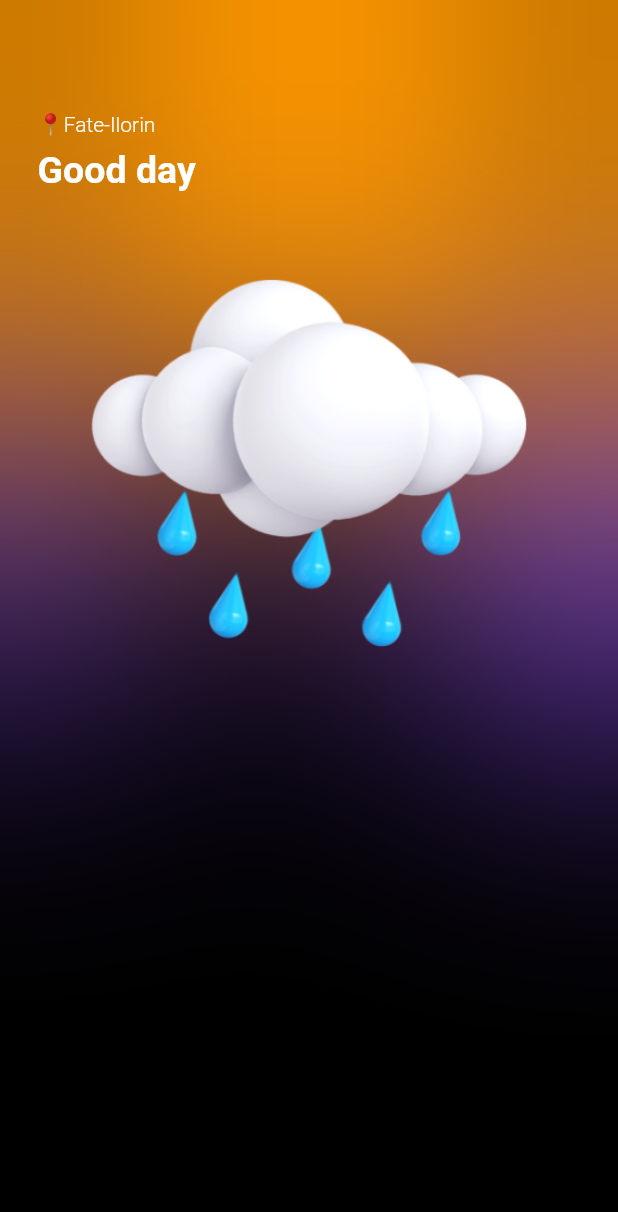
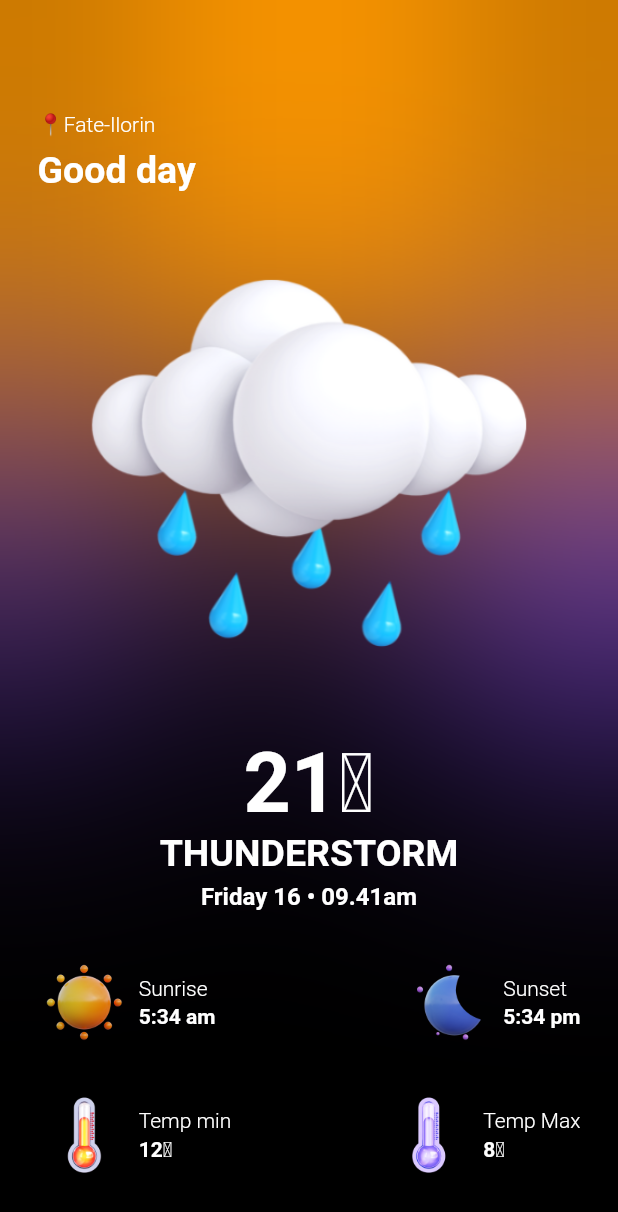
Before and after one commit to Tosin2289/Weather-app, a Flutter app: the screen it shows after launch, after a tap on "Search", on a phone screen of 412 x 824 dp. Shown: the top 1212 px of the screen. Run offline on Flutter 3.47's test engine with Material 2 defaults, Android fonts, the phone set to English and light mode, and no system bars; our stand-ins replace flutter_animate, geocoding, geolocator, get.

Commit message:
weather screen ui redesign

```diff
--- a/lib/main.dart
+++ b/lib/main.dart
@@ -1,4 +1,5 @@
 import 'package:flutter/material.dart';
+import 'package:get/get.dart';
 import 'package:weather_app/pages/search_page.dart';
 import 'package:weather_app/pages/weather_Page.dart';
 
@@ -11,7 +12,9 @@ class MyApp extends StatelessWidget {
 
   @override
   Widget build(BuildContext context) {
-    return MaterialApp(
+    return GetMaterialApp(
+      defaultTransition: Transition.rightToLeftWithFade,
+      transitionDuration: const Duration(milliseconds: 1000),
       title: 'Weather app',
       debugShowCheckedModeBanner: false,
       theme: ThemeData(
--- a/lib/pages/search_page.dart
+++ b/lib/pages/search_page.dart
@@ -3,6 +3,7 @@ import 'dart:ui';
 import 'package:flutter/material.dart';
 import 'package:flutter/services.dart';
 import 'package:flutter_animate/flutter_animate.dart';
+import 'package:get/get.dart';
 import 'package:weather_app/pages/weather_Page.dart';
 
 class SearchPage extends StatelessWidget {
@@ -181,14 +182,9 @@ class SearchPage extends StatelessWidget {
                                                 borderRadius:
                                                     BorderRadius.circular(12))),
                                         onPressed: () {
-                                          Navigator.push(context,
-                                              MaterialPageRoute(
-                                            builder: (context) {
-                                              return HomePage(
-                                                  locations:
-                                                      weatherController.text);
-                                            },
-                                          ));
+                                          Get.to(() => HomePage(
+                                              locations:
+                                                  weatherController.text));
                                         },
                                         child: const Text(
                                           "Search",
--- a/lib/pages/weather_Page.dart
+++ b/lib/pages/weather_Page.dart
@@ -1,10 +1,11 @@
 import 'dart:ui';
-
 import 'package:flutter/material.dart';
 import 'package:flutter/services.dart';
-import 'package:lottie/lottie.dart';
 import 'package:weather_app/models/weather_model.dart';
 import 'package:weather_app/services/weather_service.dart';
+import 'package:weather_app/utils/weather_tile_2.dart';
+
+import '../utils/weather_tile_1.dart';
 
 class HomePage extends StatefulWidget {
   final String locations;
@@ -110,8 +111,8 @@ class _HomePageState extends State<HomePage> {
                 child: Column(
                   crossAxisAlignment: CrossAxisAlignment.start,
                   children: [
-                    Padding(
-                      padding: const EdgeInsets.only(top: 50),
+                    const Padding(
+                      padding: EdgeInsets.only(top: 50),
                       child: Text(
                         '📍Fate-Ilorin',
                         style: TextStyle(
@@ -128,7 +129,76 @@ class _HomePageState extends State<HomePage> {
                           fontSize: 25,
                           fontWeight: FontWeight.bold),
                     ),
-                    Image.asset('assets/images/rain.png')
+                    Image.asset('assets/images/rain.png'),
+                    const Center(
+                      child: Text(
+                        '21℃',
+                        style: TextStyle(
+                            color: Colors.white,
+                            fontSize: 55,
+                            fontWeight: FontWeight.w600),
+                      ),
+                    ),
+                    Center(
+                      child: Text(
+                        'Thunderstorm'.toUpperCase(),
+                        style: const TextStyle(
+                            color: Colors.white,
+                            fontSize: 25,
+                            fontWeight: FontWeight.w600),
+                      ),
+                    ),
+                    const SizedBox(
+                      height: 5,
+                    ),
+                    const Center(
+                      child: Text(
+                        'Friday 16 • 09.41am',
+                        style: TextStyle(
+                            color: Colors.white,
+                            fontSize: 16,
+                            fontWeight: FontWeight.w600),
+                      ),
+                    ),
+                    const SizedBox(
+                      height: 30,
+                    ),
+                    Row(
+                      mainAxisAlignment: MainAxisAlignment.spaceBetween,
+                      children: const [
+                        WeatherTile1(
+                          image: 'assets/images/sunicon.png',
+                          time: '5:34 am',
+                          title: 'Sunrise',
+                        ),
+                        WeatherTile1(
+                          image: 'assets/images/moonicon.png',
+                          time: '5:34 pm',
+                          title: 'Sunset',
+                        ),
+                      ],
+                    ),
+                    const Padding(
+                      padding: EdgeInsets.symmetric(vertical: 5.0),
+                      child: Divider(
+                        color: Colors.transparent,
+                      ),
+                    ),
+                    Row(
+                      mainAxisAlignment: MainAxisAlignment.spaceBetween,
+                      children: const [
+                        WeatherTile2(
+                          image: 'assets/images/hottemp.png',
+                          subtitle: '12℃',
+                          title: 'Temp min',
+                        ),
+                        WeatherTile2(
+                          image: 'assets/images/cooltemp.png',
+                          subtitle: '8℃',
+                          title: 'Temp Max',
+                        ),
+                      ],
+                    ),
                   ],
                 ),
               )
--- /dev/null
+++ b/lib/utils/weather_tile_1.dart
@@ -0,0 +1,41 @@
+import 'package:flutter/material.dart';
+
+class WeatherTile1 extends StatelessWidget {
+  const WeatherTile1({
+    Key? key,
+    required this.time,
+    required this.image,
+    required this.title,
+  }) : super(key: key);
+  final String image, title, time;
+  @override
+  Widget build(BuildContext context) {
+    return Row(
+      children: [
+        Image.asset(
+          image,
+          scale: 8,
+        ),
+        const SizedBox(
+          width: 5,
+        ),
+        Column(
+          crossAxisAlignment: CrossAxisAlignment.start,
+          children: [
+            Text(
+              title,
+              style: const TextStyle(
+                  color: Colors.white, fontWeight: FontWeight.w300),
+            ),
+            const SizedBox(
+              height: 3,
+            ),
+            Text(time,
+                style: const TextStyle(
+                    color: Colors.white, fontWeight: FontWeight.w700)),
+          ],
+        )
+      ],
+    );
+  }
+}
--- /dev/null
+++ b/lib/utils/weather_tile_2.dart
@@ -0,0 +1,41 @@
+import 'package:flutter/material.dart';
+
+class WeatherTile2 extends StatelessWidget {
+  const WeatherTile2({
+    Key? key,
+    required this.subtitle,
+    required this.image,
+    required this.title,
+  }) : super(key: key);
+  final String image, title, subtitle;
+  @override
+  Widget build(BuildContext context) {
+    return Row(
+      children: [
+        Image.asset(
+          image,
+          scale: 8,
+        ),
+        const SizedBox(
+          width: 5,
+        ),
+        Column(
+          crossAxisAlignment: CrossAxisAlignment.start,
+          children: [
+            Text(
+              title,
+              style: const TextStyle(
+                  color: Colors.white, fontWeight: FontWeight.w300),
+            ),
+            const SizedBox(
+              height: 3,
+            ),
+            Text(subtitle,
+                style: const TextStyle(
+                    color: Colors.white, fontWeight: FontWeight.w700)),
+          ],
+        )
+      ],
+    );
+  }
+}
```
